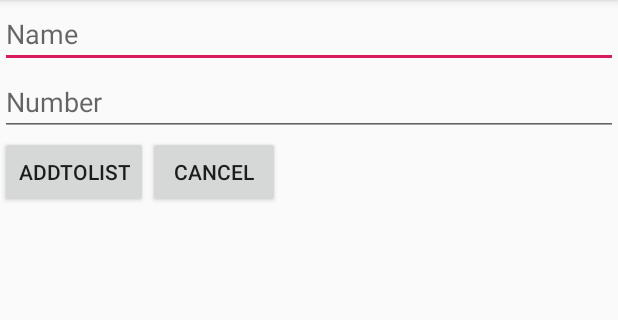
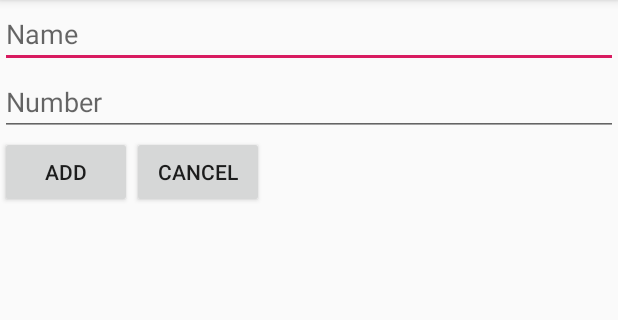
Before and after one commit to jaimepastor/SharedPreferences, an Android app: the screen it shows after launch (add_contact), after a tap on "ADD CONTACT", on a phone screen of 412 x 824 dp, the part 84-404 px from its top. Run offline under Robolectric (Android 15) with nearby library versions, the phone set to English and light mode, and no system bars.

Commit message:
basic funcs done

```diff
--- a/app/src/main/java/com/example/sharedpreferences/MainActivity.java
+++ b/app/src/main/java/com/example/sharedpreferences/MainActivity.java
@@ -4,9 +4,20 @@ import androidx.annotation.Nullable;
 import androidx.appcompat.app.AppCompatActivity;
 
 import android.content.Intent;
+import android.content.SharedPreferences;
 import android.os.Bundle;
+import android.os.SharedMemory;
 import android.view.View;
+import android.widget.LinearLayout;
+import android.widget.TextView;
 import android.widget.Toast;
+
+import org.w3c.dom.Text;
+
+import java.lang.reflect.Array;
+import java.util.ArrayList;
+import java.util.Arrays;
+import java.util.List;
 
 public class MainActivity extends AppCompatActivity {
 
@@ -14,10 +25,19 @@ public class MainActivity extends AppCompatActivity {
     private final int REQUEST_DELETECONTACT_CODE = 6;
     private final int ADDED_RESULT_CODE = 1;
     private final int CANCEL_RESULT_CODE = 2;
+    private LinearLayout innerLayout;
+    private List<String> listOfContacts;
+    private String concatenatedString;
+
     @Override
     protected void onCreate(Bundle savedInstanceState) {
         super.onCreate(savedInstanceState);
         setContentView(R.layout.activity_main);
+        innerLayout = findViewById(R.id.innerLayout);
+        listOfContacts = new ArrayList<>();
+        concatenatedString = "";
+
+        loadData();
     }
 
     public void addContact(View v){
@@ -25,13 +45,48 @@ public class MainActivity extends AppCompatActivity {
         startActivityForResult(intent, REQUEST_ADDCONTACT_CODE);
     }
 
+    private void addContactToList(String name, String number){
+        String contact = name + " - " + number;
+        TextView tv_concat = new TextView(this);
+        tv_concat.setText(contact);
+
+        innerLayout.addView(tv_concat);
+
+        listOfContacts.add(contact);
+        SharedPreferences sharedPreferences = getSharedPreferences("SHARED_PREFS", MODE_PRIVATE);
+        SharedPreferences.Editor editor = sharedPreferences.edit();
+
+        for (String x: listOfContacts){
+            concatenatedString.concat(x);
+            concatenatedString.concat("!");
+        }
+
+        editor.putString("CONTACTS", concatenatedString);
+        editor.commit();
+    }
+
+    private void loadData(){
+        SharedPreferences sharedPreferences = getSharedPreferences("SHARED_PREFS", MODE_PRIVATE);
+
+        concatenatedString = sharedPreferences.getString("CONTACTS", "");
+        listOfContacts = new ArrayList<>(Arrays.asList(concatenatedString.split("!")));
+        TextView tv_concat;
+        for (String x: listOfContacts){
+            tv_concat = new TextView(this);
+            tv_concat.setText(x);
+            innerLayout.addView(tv_concat);
+        }
+    }
+
     @Override
     protected void onActivityResult(int requestCode, int resultCode, @Nullable Intent data) {
         if(requestCode == REQUEST_ADDCONTACT_CODE){
             if(resultCode == ADDED_RESULT_CODE){
+                Toast.makeText(getApplicationContext(), "SUCCESSFULLY ADDED: " + data.getStringExtra("CONTACT_NAME"), Toast.LENGTH_LONG).show();
 
+                addContactToList(data.getStringExtra("CONTACT_NAME"), data.getStringExtra("CONTACT_NUMBER"));
             } else if(resultCode == CANCEL_RESULT_CODE){
-
+                Toast.makeText(getApplicationContext(), "CANCELLED", Toast.LENGTH_LONG).show();
             } else {
                 Toast.makeText(getApplicationContext(), "WEIRD ERROR", Toast.LENGTH_LONG).show();
             }
--- a/app/src/main/java/com/example/sharedpreferences/add_contact.java
+++ b/app/src/main/java/com/example/sharedpreferences/add_contact.java
@@ -5,19 +5,26 @@ import androidx.appcompat.app.AppCompatActivity;
 import android.content.Intent;
 import android.os.Bundle;
 import android.view.View;
+import android.widget.EditText;
 
 public class add_contact extends AppCompatActivity {
 
     private final int ADDED_RESULT_CODE = 1;
     private final int CANCEL_RESULT_CODE = 2;
+    private EditText contactName;
+    private EditText contactNumber;
     @Override
     protected void onCreate(Bundle savedInstanceState) {
         super.onCreate(savedInstanceState);
         setContentView(R.layout.activity_add_contact);
+        contactName = findViewById(R.id.contactName);
+        contactNumber = findViewById(R.id.contactNumber);
     }
 
     public void addToList(View v){
         Intent intent = new Intent(this, MainActivity.class);
+        intent.putExtra("CONTACT_NAME", contactName.getText().toString());
+        intent.putExtra("CONTACT_NUMBER", contactNumber.getText().toString());
 
         setResult(ADDED_RESULT_CODE, intent);
         finish();
--- a/app/src/main/res/layout/activity_add_contact.xml
+++ b/app/src/main/res/layout/activity_add_contact.xml
@@ -9,13 +9,15 @@
     <EditText
         android:layout_width="match_parent"
         android:layout_height="wrap_content"
-        android:hint="Name">
+        android:hint="Name"
+        android:id="@+id/contactName">
     </EditText>
 
     <EditText
         android:layout_width="match_parent"
         android:layout_height="wrap_content"
-        android:hint="Number">
+        android:hint="Number"
+        android:id="@+id/contactNumber">
 
     </EditText>
 
@@ -25,7 +27,8 @@
         <Button
             android:layout_width="wrap_content"
             android:layout_height="wrap_content"
-            android:text="addToList"/>
+            android:text="Add"
+            android:onClick="addToList"/>
 
         <Button
             android:layout_width="wrap_content"
```
Also changed, not shown: app/src/main/res/layout/activity_main.xml (+7 -2 lines).
